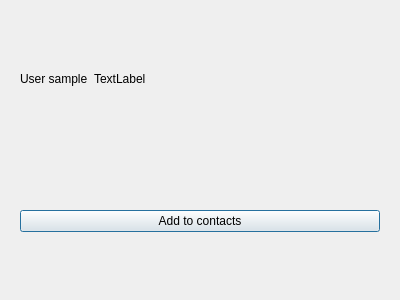
This is ChatClient/ui/userfounddlg.ui in MvpBruce/MyChat as Qt 5 draws it before an edit. The edited form follows.
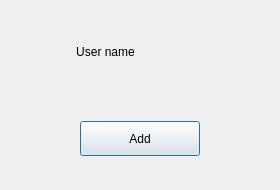
This is the edited form. Custom widgets are drawn as their Qt base class.

The edit to the form file:
```diff
--- a/ChatClient/ui/userfounddlg.ui
+++ b/ChatClient/ui/userfounddlg.ui
@@ -6,10 +6,22 @@
    <rect>
     <x>0</x>
     <y>0</y>
-    <width>400</width>
-    <height>300</height>
+    <width>280</width>
+    <height>190</height>
    </rect>
   </property>
+  <property name="minimumSize">
+   <size>
+    <width>280</width>
+    <height>190</height>
+   </size>
+  </property>
+  <property name="maximumSize">
+   <size>
+    <width>280</width>
+    <height>190</height>
+   </size>
+  </property>
   <property name="windowTitle">
    <string>Dialog</string>
   </property>
@@ -19,15 +31,30 @@
      <layout class="QHBoxLayout" name="horizontalLayout">
       <item>
        <widget class="QLabel" name="head_lb">
+        <property name="minimumSize">
+         <size>
+          <width>50</width>
+          <height>50</height>
+         </size>
+        </property>
+        <property name="maximumSize">
+         <size>
+          <width>50</width>
+          <height>50</height>
+         </size>
+        </property>
         <property name="text">
-         <string>User sample</string>
+         <string/>
         </property>
        </widget>
       </item>
       <item>
        <widget class="QLabel" name="name_lb">
         <property name="text">
-         <string>TextLabel</string>
+         <string>User name</string>
+        </property>
+        <property name="alignment">
+         <set>Qt::AlignmentFlag::AlignCenter</set>
         </property>
        </widget>
       </item>
@@ -51,9 +78,15 @@
     <widget class="QWidget" name="widget_2" native="true">
      <layout class="QHBoxLayout" name="horizontalLayout_2">
       <item>
-       <widget class="QPushButton" name="pushButton">
+       <widget class="StateBtn" name="add_to_contact">
+        <property name="maximumSize">
+         <size>
+          <width>120</width>
+          <height>35</height>
+         </size>
+        </property>
         <property name="text">
-         <string>Add to contacts</string>
+         <string>Add</string>
         </property>
        </widget>
       </item>
@@ -62,6 +95,13 @@
    </item>
   </layout>
  </widget>
+ <customwidgets>
+  <customwidget>
+   <class>StateBtn</class>
+   <extends>QPushButton</extends>
+   <header location="global">buttons/statebtn.h</header>
+  </customwidget>
+ </customwidgets>
  <resources/>
  <connections/>
 </ui>
```
